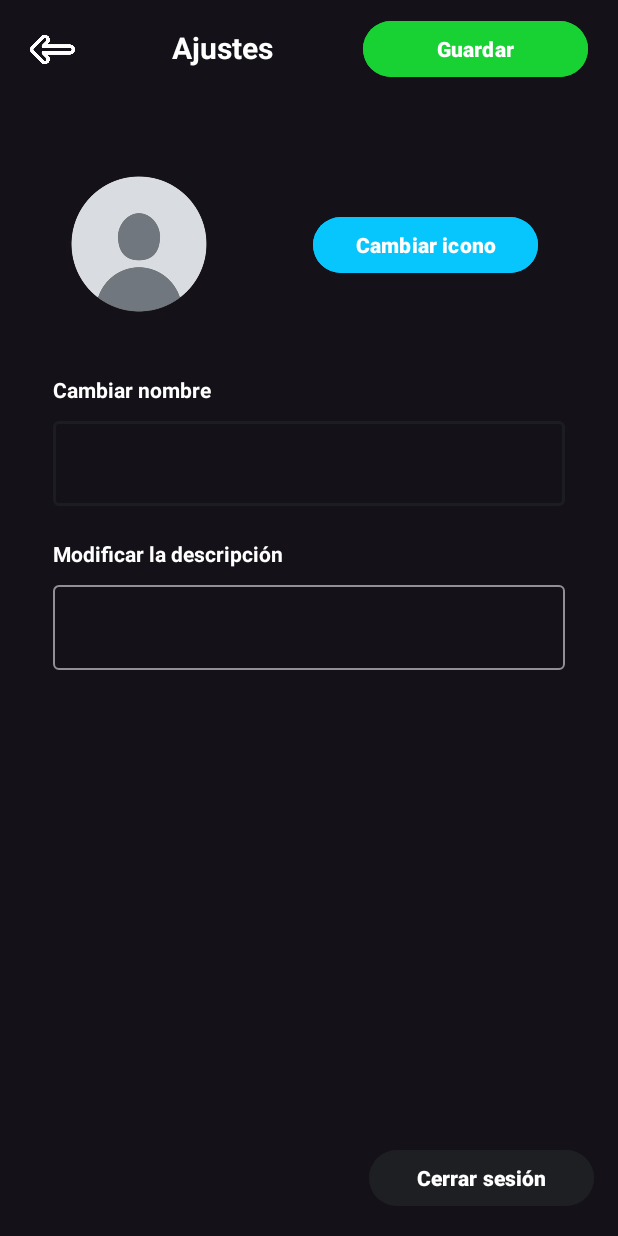
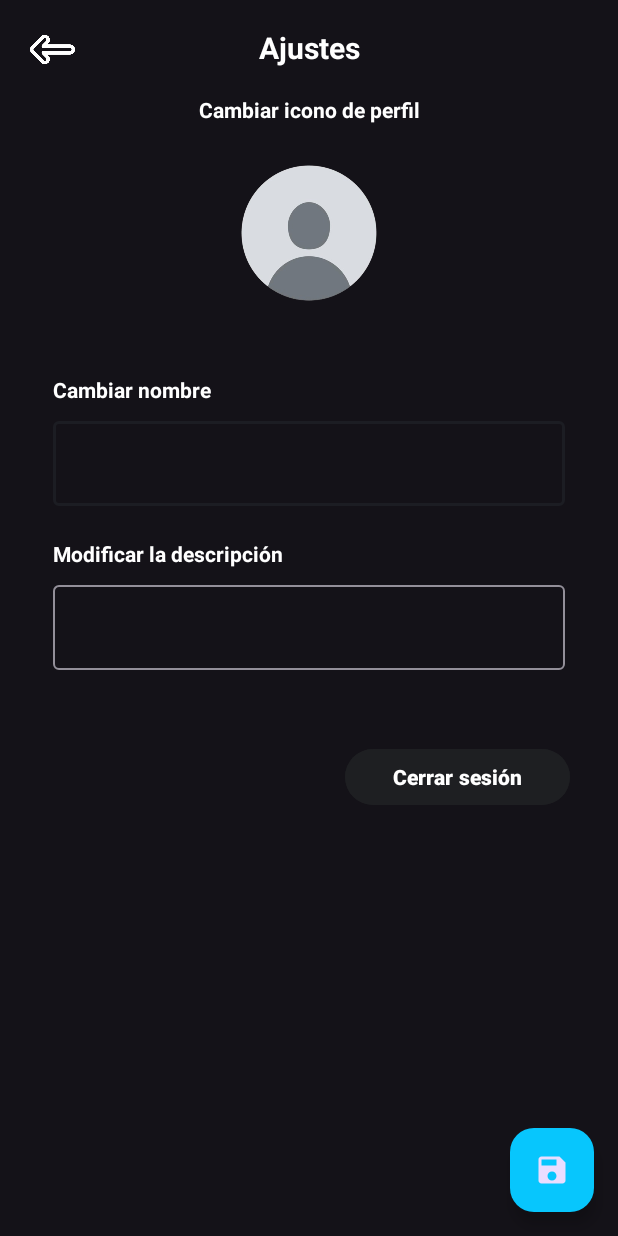
Before and after one commit to DavidOrtizz/TFG-Sora, an Android app: the AjustesActivity screen opened directly, with no data from a screen before it, on a phone screen of 412 x 824 dp. Run offline under Robolectric (Android 15) with nearby library versions, the phone set to English and light mode, and no system bars.

Commit message:
Modificación pestaña ajustes

```diff
--- a/App_Sora/app/build.gradle.kts
+++ b/App_Sora/app/build.gradle.kts
@@ -50,6 +50,7 @@ dependencies {
     implementation ("io.jsonwebtoken:jjwt-api:0.11.2")
     implementation ("io.jsonwebtoken:jjwt-impl:0.11.2")
     implementation ("io.jsonwebtoken:jjwt-jackson:0.11.2")
+    implementation ("com.airbnb.android:lottie:3.4.2")
     testImplementation("junit:junit:4.13.2")
     androidTestImplementation("androidx.test.ext:junit:1.1.5")
     androidTestImplementation("androidx.test.espresso:espresso-core:3.5.1")
--- a/App_Sora/app/src/main/java/com/example/sora/Constants.kt
+++ b/App_Sora/app/src/main/java/com/example/sora/Constants.kt
@@ -2,7 +2,7 @@ package com.example.sora
 
 class Constants {
     companion object {
-        const val IP_SERVER = "192.168.1.69:7103"
+        const val IP_SERVER = "192.168.1.68:7103"
         const val JWT_KEY = "pqwoifennskunzgvihcaenovscpfoahwegviuaupnzxmjfoaseuh"
 
         const val URL_REGISTER = "https://" + IP_SERVER + "/api/Usuarios/signup"
--- /dev/null
+++ b/App_Sora/app/src/main/res/drawable/icono_save.xml
@@ -0,0 +1,5 @@
+<vector xmlns:android="http://schemas.android.com/apk/res/android" android:height="24dp" android:tint="#000000" android:viewportHeight="24" android:viewportWidth="24" android:width="24dp">
+
+    <path android:fillColor="@android:color/white" android:pathData="M17,3L5,3c-1.11,0 -2,0.9 -2,2v14c0,1.1 0.89,2 2,2h14c1.1,0 2,-0.9 2,-2L21,7l-4,-4zM12,19c-1.66,0 -3,-1.34 -3,-3s1.34,-3 3,-3 3,1.34 3,3 -1.34,3 -3,3zM15,9L5,9L5,5h10v4z"/>
+
+</vector>
--- a/App_Sora/app/src/main/res/layout/activity_ajustes.xml
+++ b/App_Sora/app/src/main/res/layout/activity_ajustes.xml
@@ -12,16 +12,13 @@
         android:id="@+id/textViewModificarPerfil"
         android:layout_width="wrap_content"
         android:layout_height="wrap_content"
-        android:layout_marginLeft="10dp"
         android:layout_marginTop="18dp"
-        android:layout_marginRight="10dp"
         android:text="@string/modificarPerfil"
         android:textColor="@color/white"
         android:textSize="20sp"
         android:textStyle="bold"
-        app:layout_constraintEnd_toStartOf="@+id/buttonGuardar"
-        app:layout_constraintHorizontal_bias="0.523"
-        app:layout_constraintStart_toEndOf="@+id/buttonVolver"
+        app:layout_constraintEnd_toEndOf="parent"
+        app:layout_constraintStart_toStartOf="parent"
         app:layout_constraintTop_toTopOf="parent" />
 
     <ImageButton
@@ -35,43 +32,27 @@
         app:layout_constraintStart_toStartOf="parent"
         app:layout_constraintTop_toTopOf="parent" />
 
-    <Button
-        android:id="@+id/buttonGuardar"
-        android:layout_width="150dp"
-        android:layout_height="45dp"
-        android:layout_marginTop="10dp"
-        android:layout_marginRight="20dp"
-        android:backgroundTint="@color/verde"
-        android:text="@string/guardar"
+    <TextView
+        android:id="@+id/textView2"
+        android:layout_width="wrap_content"
+        android:layout_height="wrap_content"
+        android:layout_marginTop="18dp"
+        android:text="Cambiar icono de perfil"
         android:textColor="@color/white"
         android:textStyle="bold"
         app:layout_constraintEnd_toEndOf="parent"
-        app:layout_constraintTop_toTopOf="parent" />
+        app:layout_constraintStart_toStartOf="parent"
+        app:layout_constraintTop_toBottomOf="@+id/textViewModificarPerfil" />
 
     <ImageView
         android:id="@+id/imageViewPerfil"
         android:layout_width="125dp"
         android:layout_height="125dp"
+        android:layout_marginTop="10dp"
+        app:layout_constraintEnd_toEndOf="parent"
         app:layout_constraintStart_toStartOf="parent"
-        app:layout_constraintTop_toTopOf="parent"
-        app:srcCompat="@drawable/icono_defecfo0"
-        android:layout_marginTop="100dp"
-        android:layout_marginLeft="30dp"/>
-
-    <Button
-        android:id="@+id/buttonCambiarIcono"
-        android:layout_width="150dp"
-        android:layout_height="45dp"
-        android:layout_marginLeft="16dp"
-        android:layout_marginRight="16dp"
-        android:layout_marginTop="85dp"
-        android:backgroundTint="@color/colorIcono_celeste"
-        android:text="@string/cambiarIcono"
-        android:textColor="@color/white"
-        android:textStyle="bold"
-        app:layout_constraintEnd_toEndOf="parent"
-        app:layout_constraintStart_toEndOf="@+id/imageViewPerfil"
-        app:layout_constraintTop_toBottomOf="@+id/buttonGuardar" />
+        app:layout_constraintTop_toBottomOf="@+id/textView2"
+        app:srcCompat="@drawable/icono_defecfo0" />
 
     <TextView
         android:id="@+id/textView3"
@@ -90,8 +71,8 @@
         android:layout_width="match_parent"
         android:layout_height="wrap_content"
         android:layout_marginLeft="35dp"
+        android:layout_marginTop="25dp"
         android:layout_marginRight="35dp"
-        android:layout_marginTop="25dp"
         android:textColorHint="@color/white"
         app:hintTextColor="@color/white"
         app:layout_constraintEnd_toEndOf="parent"
@@ -121,8 +102,8 @@
         android:layout_width="match_parent"
         android:layout_height="wrap_content"
         android:layout_marginLeft="35dp"
+        android:layout_marginTop="25dp"
         android:layout_marginRight="35dp"
-        android:layout_marginTop="25dp"
         android:textColorHint="@color/white"
         app:hintTextColor="@color/white"
         app:layout_constraintEnd_toEndOf="parent"
@@ -140,12 +121,24 @@
         android:id="@+id/buttonCerrarSesion"
         android:layout_width="150dp"
         android:layout_height="45dp"
-        android:layout_marginRight="16dp"
+        android:layout_marginEnd="32dp"
         android:layout_marginBottom="16dp"
         android:backgroundTint="@color/fondo_menu_oscuro"
         android:text="@string/cerrarSesion"
         android:textColor="@color/white"
         android:textStyle="bold"
         app:layout_constraintBottom_toBottomOf="parent"
-        app:layout_constraintEnd_toEndOf="parent" />
+        app:layout_constraintEnd_toEndOf="parent"
+        app:layout_constraintTop_toBottomOf="@+id/textInputLayout3"
+        app:layout_constraintVertical_bias="0.155" />
+
+    <com.google.android.material.floatingactionbutton.FloatingActionButton
+        android:id="@+id/buttonGuardar"
+        android:layout_width="wrap_content"
+        android:layout_height="wrap_content"
+        app:layout_constraintBottom_toBottomOf="parent"
+        app:layout_constraintEnd_toEndOf="parent"
+        android:backgroundTint="@color/colorIcono_celeste"
+        android:src="@drawable/icono_save"
+        android:layout_margin="16dp"/>
 </androidx.constraintlayout.widget.ConstraintLayout>
--- a/App_Sora/app/src/main/res/values/strings.xml
+++ b/App_Sora/app/src/main/res/values/strings.xml
@@ -48,4 +48,8 @@
     <string name="agregarGrupo">Agregar grupo</string>
     <string name="comoAgregarContacto">Envia una petición de solicitud de amistad a cualquier usuario solo introduciendo su nombre de cuenta</string>
     <string name="comoAgregarGrupo">Envia una petición de solicitud a cualquier grupo solo introduciendo su nombre</string>
+
+    <string name="confirmarCerrarSesion">¿Estás seguro de que quieres cerrar la sesión?</string>
+    <string name="si">Si</string>
+    <string name="no">No</string>
 </resources>
```
Also changed, not shown: App_Sora/app/src/main/java/com/example/sora/AjustesActivity.kt (+30 -2 lines), App_Sora/app/src/main/res/layout/layout_custom_dialog.xml (added, +59 -0 lines), 6 other files.
